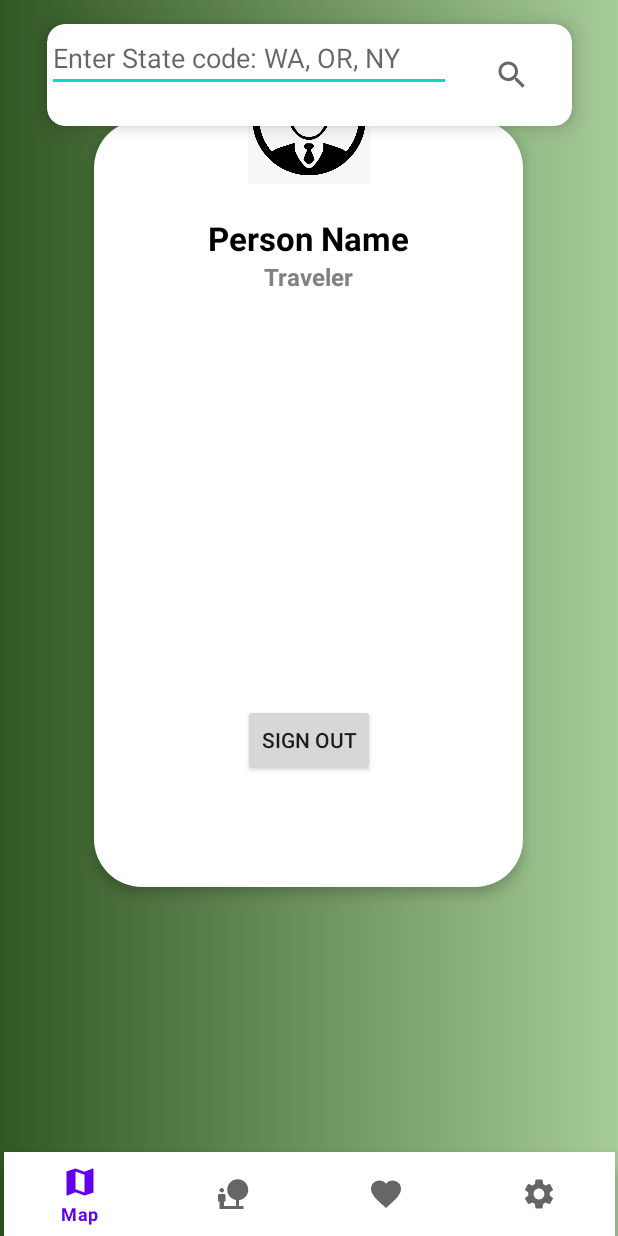
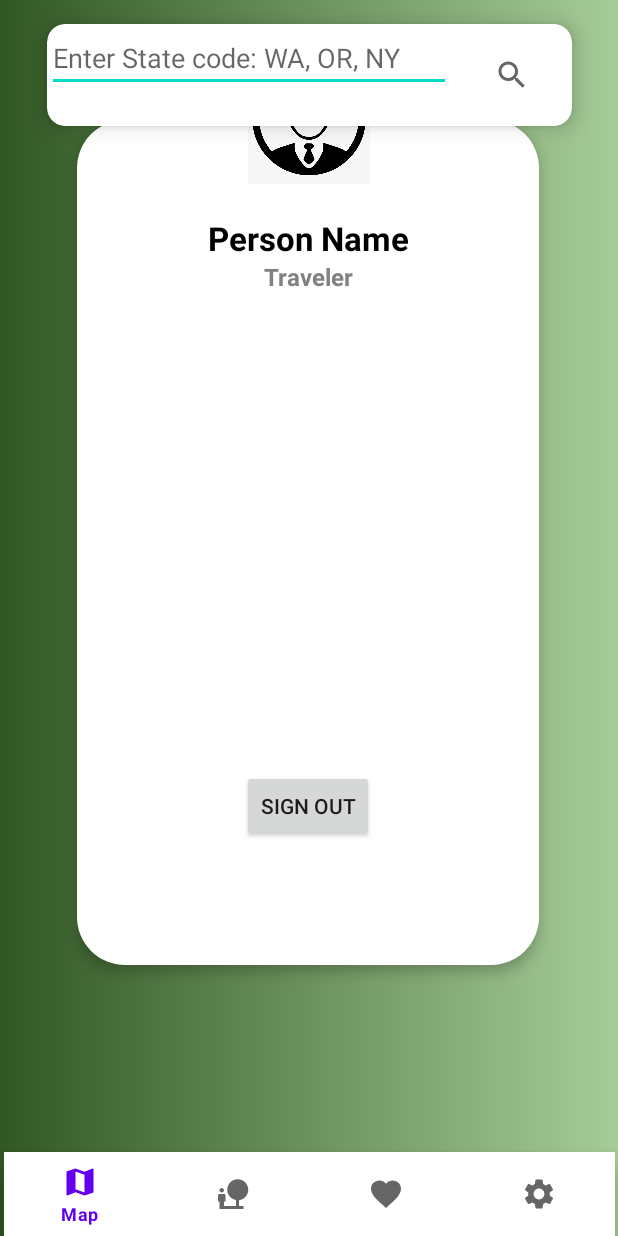
Before and after one commit to jojo0105/AppDev-FinalProject, an Android app: the fragment SettingFragment placed in its activity, on a phone screen of 412 x 824 dp. Run offline under Robolectric (Android 15) with nearby library versions, the light colour scheme and no system bars; our stand-ins replace Firebase (no records; nobody signed in at launch, a user with empty details on screens opened directly); 1 statement that could not run was skipped.

Commit message:
Update fragment_setting.xml

```diff
--- a/Discovery/app/src/main/res/layout/fragment_setting.xml
+++ b/Discovery/app/src/main/res/layout/fragment_setting.xml
@@ -11,8 +11,8 @@
 
     <androidx.constraintlayout.widget.ConstraintLayout
         android:id="@+id/constraintLayout"
-        android:layout_width="286dp"
-        android:layout_height="511dp"
+        android:layout_width="308dp"
+        android:layout_height="563dp"
         android:layout_marginStart="32dp"
         android:layout_marginTop="80dp"
         android:layout_marginEnd="32dp"
```
